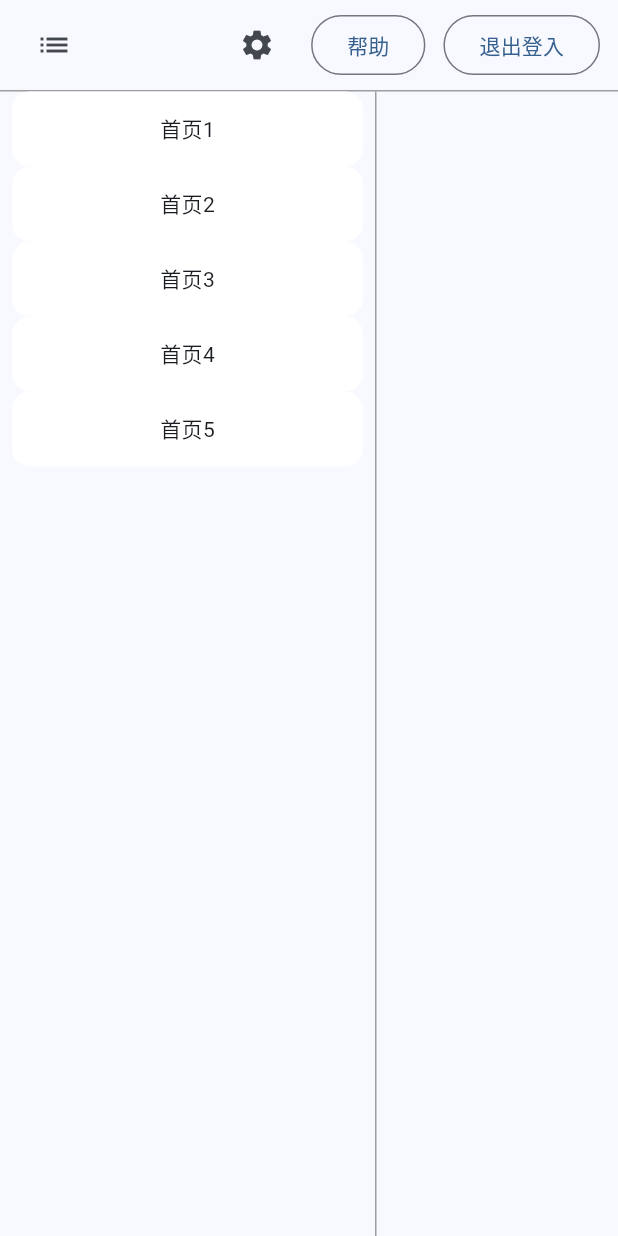
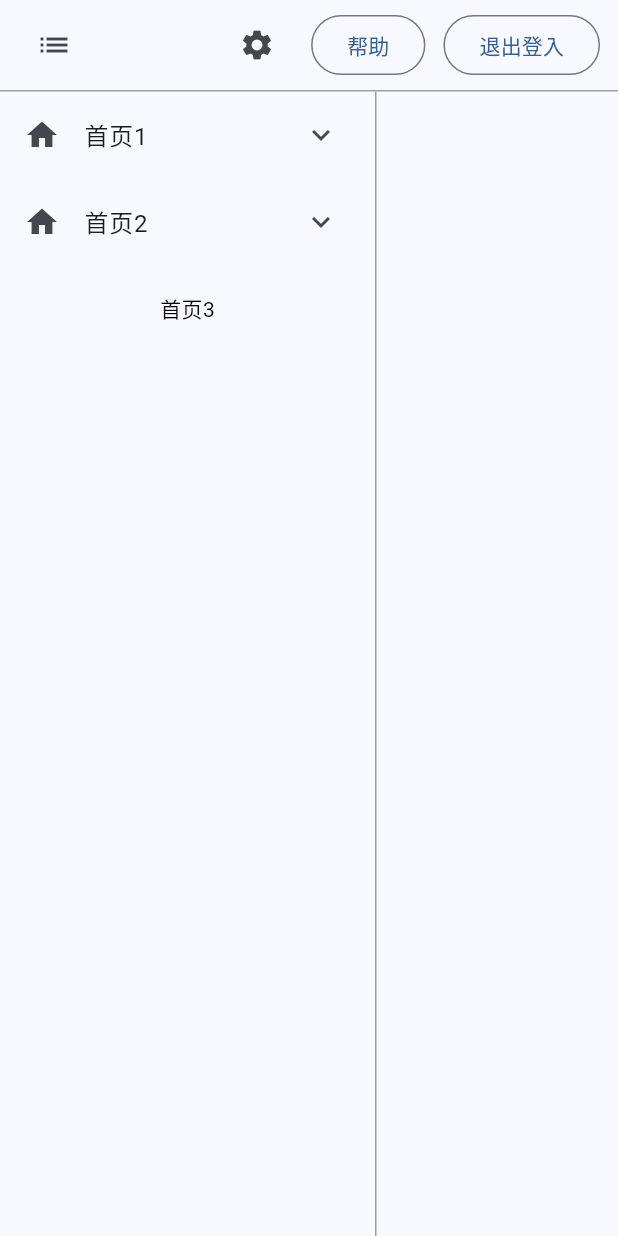
Before and after one commit to licheng1013/admin-flutter, a Flutter app: the HomePage screen opened directly, on a phone screen of 412 x 824 dp. Run offline on Flutter 3.47's test engine with Material 3 defaults, Android fonts, the phone set to English and light mode, and no system bars; our stand-ins replace bot_toast, dio, get, shared_preferences; accounts and stored records are empty; Roboto replaces fonts that are missing (MyFont).

Commit message:
增加扩展动画!

```diff
--- a/lib/app/home/sidebar/logic.dart
+++ b/lib/app/home/sidebar/logic.dart
@@ -7,31 +7,53 @@ import 'state.dart';
 class SidebarLogic extends GetxController {
   final SidebarState state = SidebarState();
   static var selectName = "".obs;
-  //展开
+  static Widget selectPage = const SizedBox(
+    child: Text("空"),
+  );
   static var isExpanded = true.obs;
   static List<SidebarTree> treeList = [
     SidebarTree(
       name: "首页1",
       icon: const Icon(Icons.home),
       page: AnalysisPage(),
+      children: childTreeList1,
     ),
     SidebarTree(
       name: "首页2",
       icon: const Icon(Icons.home),
+      children: childTreeList2,
     ),
     SidebarTree(
       name: "首页3",
       icon: const Icon(Icons.home),
     ),
+  ];
+
+  static List<SidebarTree> childTreeList1 = [
     SidebarTree(
-      name: "首页4",
+      name: "首页1-1",
+      icon: const Icon(Icons.home),
+      page: AnalysisPage(),
+    ),
+    SidebarTree(
+      name: "首页2-1",
       icon: const Icon(Icons.home),
     ),
+  ];
+
+  static List<SidebarTree> childTreeList2 = [
     SidebarTree(
-      name: "首页5",
+      name: "首页1-2",
       icon: const Icon(Icons.home),
-    )
+      page: AnalysisPage(),
+    ),
+    SidebarTree(
+      name: "首页2-2",
+      icon: const Icon(Icons.home),
+    ),
   ];
+
+  var expansionTile = "".obs;
 }
 
 class SidebarTree {
--- a/lib/app/home/sidebar/view.dart
+++ b/lib/app/home/sidebar/view.dart
@@ -14,31 +14,47 @@ class SidebarPage extends StatelessWidget {
   Widget build(BuildContext context) {
     return ListView(
       children: [
-        for (var item in SidebarLogic.treeList) _text(item),
+        for (var item in SidebarLogic.treeList)
+          item.children.isNotEmpty ? _tree(item) : _text(item)
       ],
     );
   }
 
   Widget _text(SidebarTree item) {
     return Padding(
-      padding: const EdgeInsets.symmetric(horizontal: 8),
+      padding: const EdgeInsets.symmetric(horizontal: 8, vertical: 4),
       child: InkWell(
         borderRadius: BorderRadius.circular(12),
         onTap: () {
           SidebarLogic.selectName.value = item.name;
+          SidebarLogic.selectPage = item.page;
         },
         child: Obx(() {
           return Container(
               width: double.infinity,
               decoration: ThemeUtil.boxDecoration(
                   color: SidebarLogic.selectName.value == item.name
-                      ? Colors.grey.shade200
-                      : Colors.white,
+                      ? Colors.blue
+                      : null,
                   radius: 12),
               height: 50,
-              child: Center(child: Text(item.name)));
+              child: Center(child: Text(item.name, style:  TextStyle(color: SidebarLogic.selectName.value == item.name
+                  ? Colors.white
+                  : Colors.black
+              ),)));
         }),
       ),
     );
   }
+
+  Widget _tree(SidebarTree item) {
+    return ExpansionTile(
+      title: Text(item.name),
+      shape: const LinearBorder(),
+      leading: item.icon,
+      children: [
+        for (var child in item.children) _text(child),
+      ],
+    );
+  }
 }
--- a/lib/app/home/view.dart
+++ b/lib/app/home/view.dart
@@ -27,20 +27,18 @@ class HomePage extends StatelessWidget {
                 // 宽度扩大动画
                 Obx(() {
                   return AnimateUtil.widthScaleAnimation(
-                      SidebarPage(), 250, SidebarLogic.isExpanded.value);
+                    // 这里暂时展开时会出错 TODO 但不影响使用
+                      SidebarLogic.isExpanded.value
+                          ? SidebarPage()
+                          : const SizedBox(),
+                      250,
+                      SidebarLogic.isExpanded.value);
                 }),
                 ThemeUtil.lineV(),
                 Expanded(child: Obx(() {
                   return Visibility(
-                    visible: SidebarLogic.selectName.value != "",
-                    child: IndexedStack(
-                      index: SidebarLogic.treeList.indexWhere((element) =>
-                          element.name == SidebarLogic.selectName.value),
-                      children: [
-                        for (var item in SidebarLogic.treeList) item.page
-                      ],
-                    ),
-                  );
+                      visible: SidebarLogic.selectName.value != "",
+                      child: SidebarLogic.selectPage);
                 }))
               ],
             ),
```
